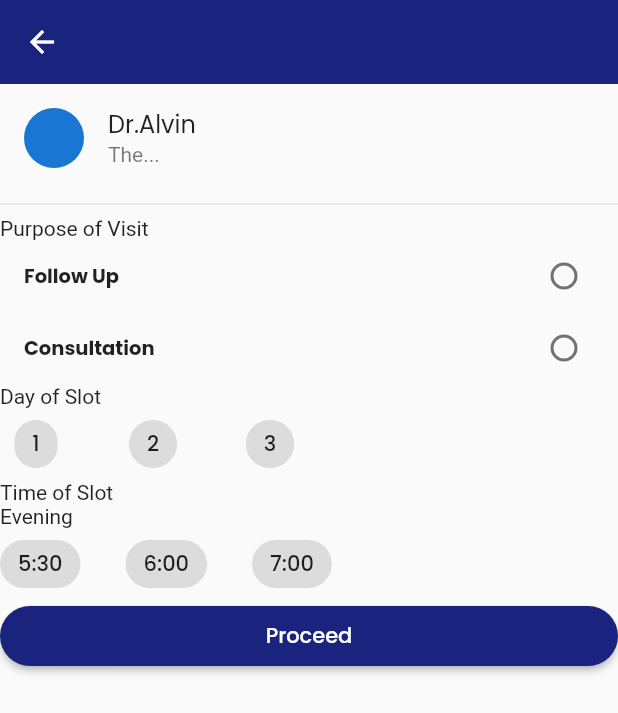
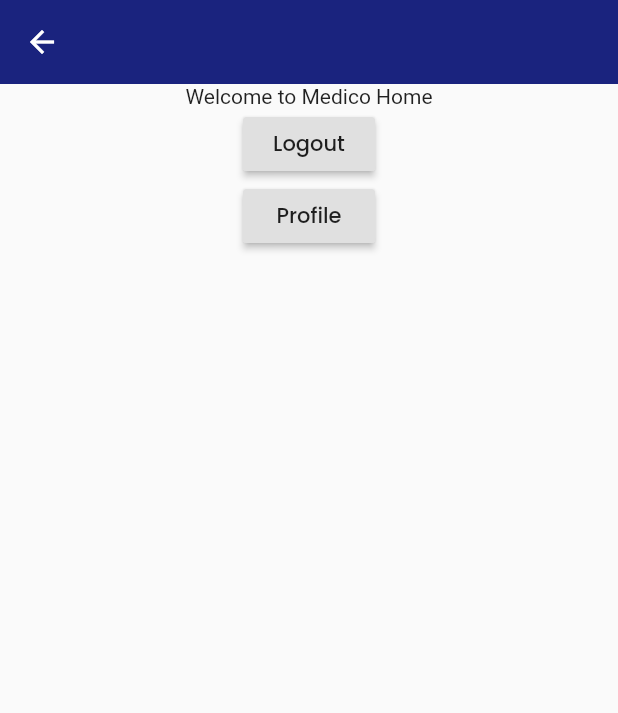
Before and after one commit to pundirbhupendra/medico_app, a Flutter app: the HomePage screen opened by its route, on a phone screen of 412 x 824 dp. Shown: the top 713 px of the screen. Run offline on Flutter 3.47's test engine with Material 2 defaults, Android fonts, the phone set to English and light mode, and no system bars; our stand-ins replace auto_route, bubble_tab_indicator, cached_network_image, circular_countdown_timer, connectivity, dio and 8 more; missing offline and left inert: connectivity_for_web, shared_preferences_web; accounts and stored records are empty; network calls fail; Roboto replaces fonts that are missing (Hind); statements that could not run were skipped.

Commit message:
new update

```diff
--- a/lib/src/home/home_page.dart
+++ b/lib/src/home/home_page.dart
@@ -4,7 +4,6 @@
 import 'package:medico_app/src/presentation/widget/common_button.dart';
 import 'package:medico_app/src/res/app_color.dart';
 import 'package:medico_app/src/route/router.gr.dart';
-import 'package:medico_app/src/ui/profile/booking/booking_page.dart';
 
 class HomePage extends StatefulWidget {
   @override
@@ -12,16 +11,8 @@
 }
 
 class _HomePageState extends State<HomePage> {
-  bool _isRadioSelected = false;
-  static const List<String> selections = <String>[
-    'Follow Up',
-    'Consultation',
-  ];
-  int groupValue;
-  static const List<String> daySlot = <String>["1", "2", "3"];
-   static const List<String> timeSlot = <String>["5:30", "6:00", "7:00"];
-  int selecteDayIndex;
-  int selecteTimeIndex;
+
+
   @override
   Widget build(BuildContext context) {
     return Scaffold(
@@ -29,94 +20,27 @@
           //  backgroundColor: Colors.white,
           elevation: 0.0,
         ),
-        body: ListView(shrinkWrap: true, children: [
-          ListTile(
-            leading: CircleAvatar(),
-            title: Text('Dr.Alvin'),
-            subtitle: Text('The...'),
-          ),
-          Divider(),
-          Text('Purpose of Visit'),
-          Column(
-            mainAxisSize: MainAxisSize.min,
-            children: List.generate(selections.length, (index) {
-              return RadioListTile(
-                  dense: true,
-                  controlAffinity: ListTileControlAffinity.trailing,
-                  value: index,
-                  title: Text(
-                    selections[index],
-                    style: TextStyle(fontWeight: FontWeight.bold),
-                  ),
-                  groupValue: groupValue,
-                  onChanged: (v) {
-                    setState(() {
-                      groupValue = v;
-                    });
-                  });
-            }).toList(),
-          ),
-          Text('Day of Slot'),
-          Wrap(
-            direction: Axis.horizontal,
-            spacing: 30,
-            children: List.generate(daySlot.length, (index) {
-              return ChoiceChip(
-                  selectedColor: Colors.blue,
-                  onSelected: (v) {
-                    setState(() {
-                      selecteDayIndex = v ? index : 0;
-                    });
-                    print(v);
-                  },
-                  label: Text(daySlot[index]),
-                  selected: selecteDayIndex == index);
-            }).toList(),
-          ),
-           Text('Time of Slot'),
-               Text('Evening'),
+        body:
+            Column(
+              children: [
+                Center(
+                  child: Text('Welcome to Medico Home'),
+                ),
+                RaisedButton(
+                    child: Text('Logout'),
+                    onPressed: () async {
 
-               Wrap(
-            direction: Axis.horizontal,
-            spacing: 30,
-            children: List.generate(timeSlot.length, (index) {
-              return ChoiceChip(
-                  selectedColor: Colors.blue,
-                  onSelected: (v) {
-                    setState(() {
-                      selecteTimeIndex = v ? index : 0;
-                    });
-                    print(v);
-                  },
-                  label: Text(timeSlot[index]),
-                  selected: selecteTimeIndex == index);
-            }).toList(),
-          ),
+                     _singout();
+                    }),
+                    RaisedButton(
+                    child: Text('Profile'),
+                    onPressed: () async {
 
-          CommonButton(
-            buttonColor: AppColors.primaryColor,
-            title: "Proceed")
-        ]
-            // Column(
-            //   children: [
-            //     Center(
-            //       child: Text('Welcome to Medico Home'),
-            //     ),
-            //     RaisedButton(
-            //         child: Text('Logout'),
-            //         onPressed: () async {
-
-            //          _singout();
-            //         }),
-            //         RaisedButton(
-            //         child: Text('Profile'),
-            //         onPressed: () async {
-
-            //         Navigator.pushNamed(context, Router.myProfile);
-            //         })
-            //   ],
-            // ),
-            ));
+                    Navigator.pushNamed(context, Router.myProfile);
+                    })
+              ],
+            ),
+            );
   }
 
   _singout() async {
```
Also changed, not shown: lib/src/ui/profile/booking/booking_page.dart (+85 -21 lines).
